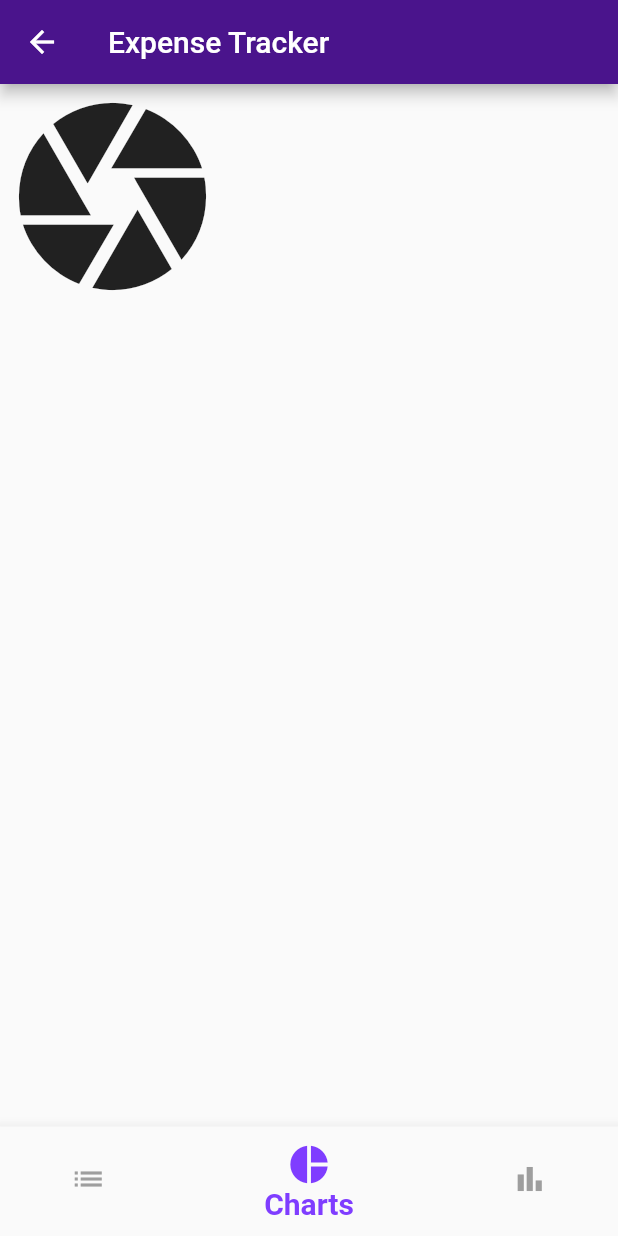
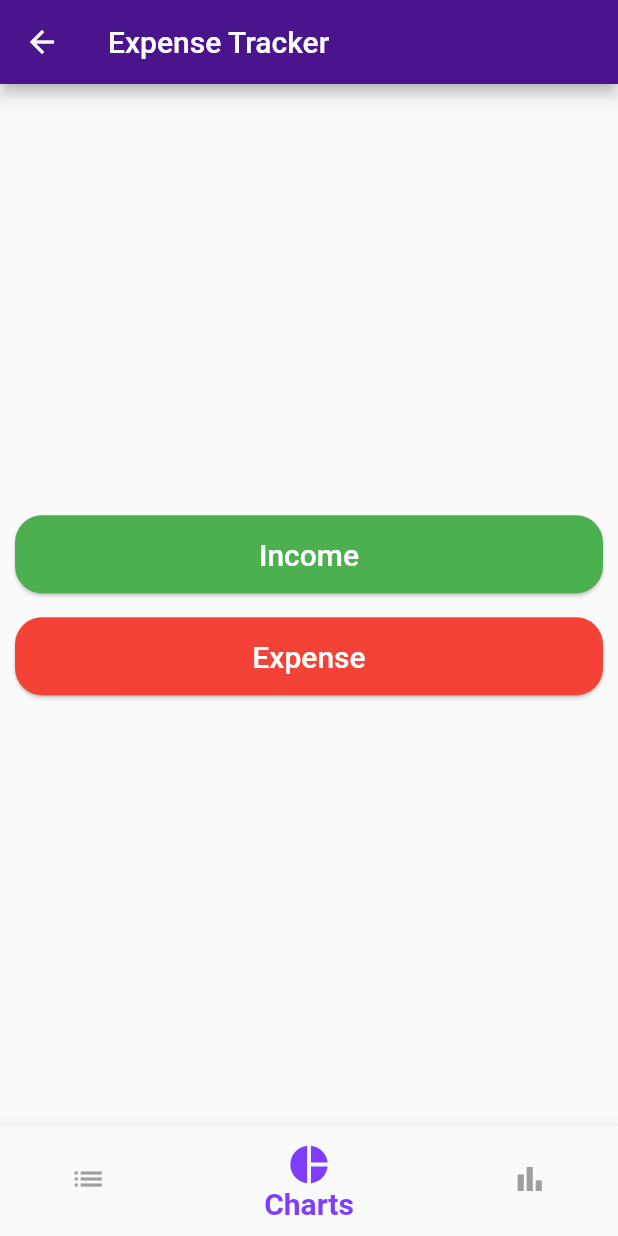
Before and after one commit to Qaisarali-Sulaimani/Expense_tracker, a Flutter app: the ExpenseTracker screen opened by its route, item 2 of the bottom bar chosen, on a phone screen of 412 x 824 dp. Run offline on Flutter 3.47's test engine with Material 2 defaults, Android fonts, the phone set to English and light mode, and no system bars; our stand-ins replace animated_splash_screen, cloud_firestore, firebase_auth, firebase_core, modal_progress_hud_nsn, page_view_indicators and 1 more; missing offline and left inert: paginate_firestore; accounts and stored records are empty.

```diff
--- a/lib/main.dart
+++ b/lib/main.dart
@@ -1,5 +1,4 @@
 import 'package:expense_tracker/screens/Expense%20Tracker/expense_tracker.dart';
-import 'package:expense_tracker/screens/TaskManager/by_pagination.dart';
 import 'package:expense_tracker/screens/firstinfopage.dart';
 import 'package:expense_tracker/screens/homepage.dart';
 import 'package:expense_tracker/screens/login.dart';
--- /dev/null
+++ b/lib/screens/Expense Tracker/charts.dart
@@ -0,0 +1,49 @@
+import 'package:expense_tracker/constants.dart';
+import 'package:flutter/material.dart';
+
+import 'show_chart.dart';
+
+class Charts extends StatefulWidget {
+  const Charts({Key? key}) : super(key: key);
+
+  @override
+  State<Charts> createState() => _ChartsState();
+}
+
+class _ChartsState extends State<Charts> {
+  @override
+  Widget build(BuildContext context) {
+    return Scaffold(
+      body: Padding(
+        padding: const EdgeInsets.all(10),
+        child: Column(
+          mainAxisAlignment: MainAxisAlignment.center,
+          children: <Widget>[
+            MyButton(
+              text: "Income",
+              mycolor: Colors.green,
+              mytextcolor: Colors.white,
+              onpress: () {
+                showModalBottomSheet(
+                  context: context,
+                  builder: (context) => const ShowChart(isTrue: true),
+                );
+              },
+            ),
+            MyButton(
+              text: "Expense",
+              mycolor: Colors.red,
+              mytextcolor: Colors.white,
+              onpress: () {
+                showModalBottomSheet(
+                  context: context,
+                  builder: (context) => const ShowChart(isTrue: false),
+                );
+              },
+            ),
+          ],
+        ),
+      ),
+    );
+  }
+}
--- a/lib/screens/Expense Tracker/expense_list.dart
+++ b/lib/screens/Expense Tracker/expense_list.dart
@@ -1,4 +1,5 @@
 import 'dart:async';
+
 import 'package:expense_tracker/screens/Expense%20Tracker/add_in_expense.dart';
 import 'package:expense_tracker/services/cloud_expense/model_service.dart';
 import 'package:flutter/material.dart';
@@ -30,7 +31,7 @@ class _ExpenseListState extends State<ExpenseList> {
 
   @override
   void initState() {
-    timer = Timer.periodic(const Duration(seconds: 3), (Timer t) => doWork());
+    timer = Timer.periodic(const Duration(seconds: 2), (Timer t) => doWork());
     super.initState();
   }
 
--- a/lib/screens/Expense Tracker/expense_tracker.dart
+++ b/lib/screens/Expense Tracker/expense_tracker.dart
@@ -1,6 +1,8 @@
 import 'package:expense_tracker/constants.dart';
 import 'package:expense_tracker/screens/Expense%20Tracker/expense_list.dart';
 import 'package:flutter/material.dart';
+import 'charts.dart';
+import 'insights.dart';
 
 class ExpenseTracker extends StatefulWidget {
   const ExpenseTracker({Key? key}) : super(key: key);
@@ -20,14 +22,8 @@ class _ExpenseTrackerState extends State<ExpenseTracker> {
 
   static const List<Widget> _pages = <Widget>[
     ExpenseList(),
-    Icon(
-      Icons.camera,
-      size: 150,
-    ),
-    Icon(
-      Icons.chat,
-      size: 150,
-    ),
+    Charts(),
+    Insights(),
   ];
 
   @override
@@ -37,10 +33,7 @@ class _ExpenseTrackerState extends State<ExpenseTracker> {
         title: const Text("Expense Tracker"),
         backgroundColor: Colors.purple[900],
       ),
-      body: IndexedStack(
-        index: _selectedIndex,
-        children: _pages,
-      ),
+      body: _pages.elementAt(_selectedIndex),
       bottomNavigationBar: BottomNavigationBar(
         items: const <BottomNavigationBarItem>[
           BottomNavigationBarItem(
--- a/lib/screens/homepage.dart
+++ b/lib/screens/homepage.dart
@@ -1,4 +1,3 @@
-import 'package:expense_tracker/services/auth/auth_service.dart';
 import 'package:flutter/material.dart';
 
 import 'drawer_page.dart';
@@ -32,6 +31,7 @@ class _HomePageState extends State<HomePage> {
       body: const Center(
         child: Text(
           "Please Navigate through drawer for particular sets",
+          textAlign: TextAlign.center,
           style: TextStyle(
             fontSize: 20,
             fontStyle: FontStyle.italic,
--- a/pubspec.yaml
+++ b/pubspec.yaml
@@ -42,6 +42,7 @@ dependencies:
   firebase_auth: ^3.3.14
   modal_progress_hud_nsn: ^0.1.0-nullsafety-1
   paginate_firestore: ^1.0.3+1
+  pie_chart: ^5.3.0
 
 dev_dependencies:
   flutter_test:
```
Also changed, not shown: lib/screens/Expense Tracker/insights.dart (added, +60 -0 lines), lib/screens/Expense Tracker/show_chart.dart (added, +94 -0 lines), lib/services/cloud_expense/model_service.dart (+15 -0 lines), pubspec.lock, 6 other files.
